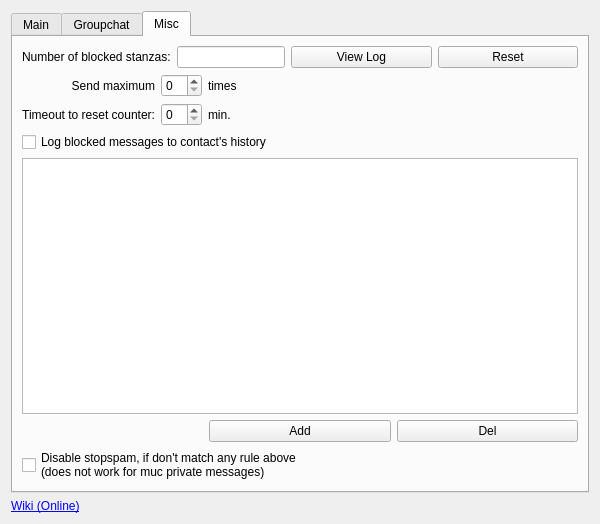
psi-im/plugins, file generic/stopspamplugin/options.ui: the form before one commit.
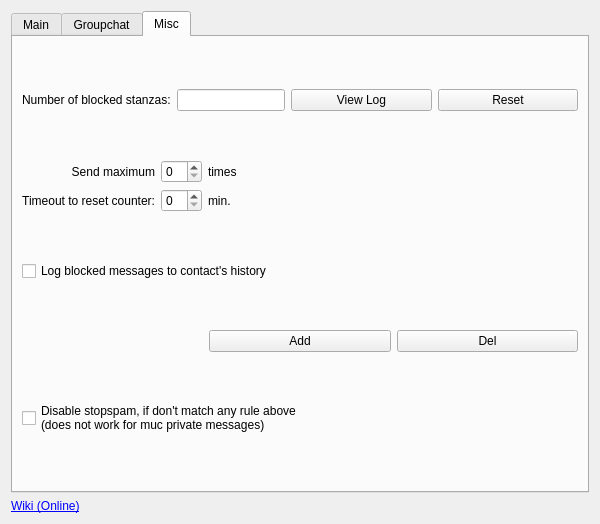
The form after the commit. The open tabs and pages were chosen to show the change. Custom widgets are drawn as their Qt base class.

Commit message: Updated StopSpamPlugin. Fixed Viewer widget strange dissapearing

The edit to the form file:
```diff
--- a/generic/stopspamplugin/options.ui
+++ b/generic/stopspamplugin/options.ui
@@ -372,14 +372,7 @@
         </widget>
        </item>
        <item>
-        <widget class="Viewer" name="tv_rules">
-         <property name="sizePolicy">
-          <sizepolicy hsizetype="Expanding" vsizetype="Expanding">
-           <horstretch>0</horstretch>
-           <verstretch>0</verstretch>
-          </sizepolicy>
-         </property>
-        </widget>
+        <layout class="QVBoxLayout" name="tvRulesLayout"/>
        </item>
        <item>
         <layout class="QHBoxLayout" name="horizontalLayout_4">
@@ -430,13 +423,6 @@
    </item>
   </layout>
  </widget>
- <customwidgets>
-  <customwidget>
-   <class>Viewer</class>
-   <extends>QTableView</extends>
-   <header>view.h</header>
-  </customwidget>
- </customwidgets>
  <resources/>
  <connections/>
 </ui>
```
The commit also changes 3 other files.
